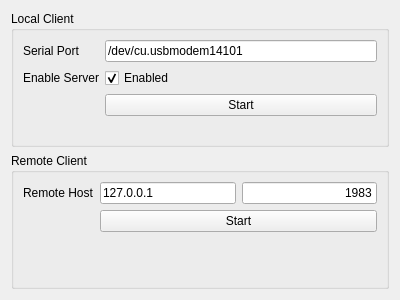
The window that ozwadmin-main/startup.ui (OpenZWave/ozw-admin) describes before a commit, drawn with Qt 5.
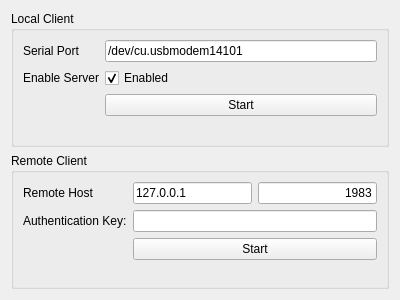
The same window after the commit.

Commit message: Some Startup Progress and adaption to websockets as the transport

Patch:
```diff
--- a/ozwadmin-main/startup.ui
+++ b/ozwadmin-main/startup.ui
@@ -111,6 +111,20 @@
         </property>
        </widget>
       </item>
+      <item row="1" column="0">
+       <widget class="QLabel" name="label_4">
+        <property name="text">
+         <string>Authentication Key:</string>
+        </property>
+       </widget>
+      </item>
+      <item row="1" column="1">
+       <widget class="QLineEdit" name="authKey">
+        <property name="echoMode">
+         <enum>QLineEdit::PasswordEchoOnEdit</enum>
+        </property>
+       </widget>
+      </item>
      </layout>
     </widget>
    </item>
```
The commit also changes 7 other files.
